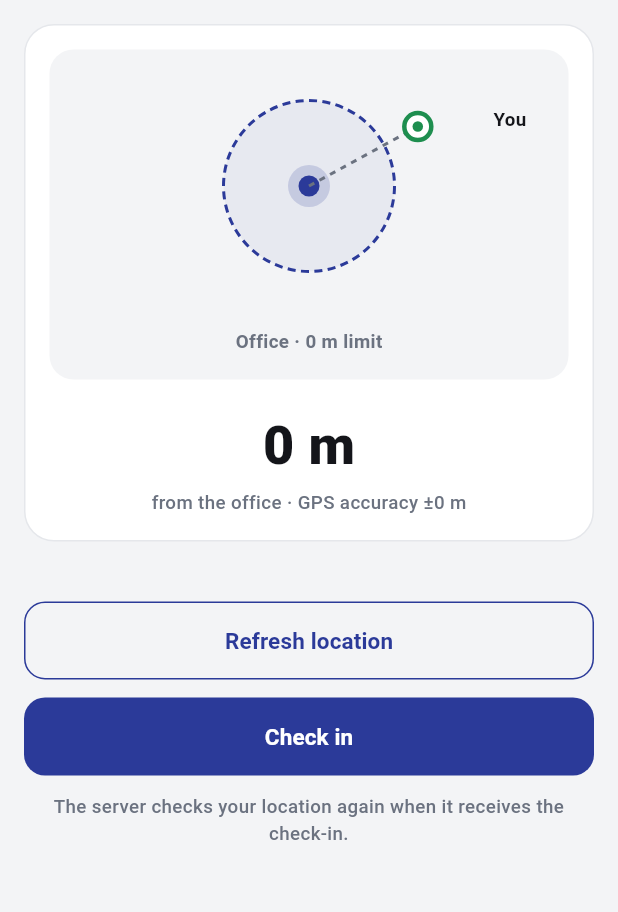
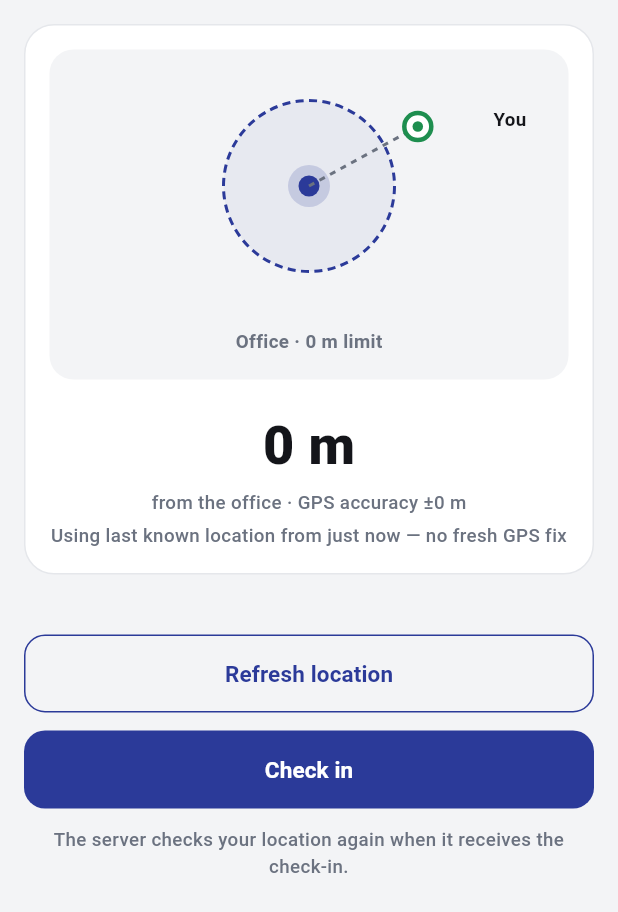
Before and after one commit to Azhar9645/REBS-HRM---Azharudheen, a Flutter app: the _ReadyContent widget shown alone on an empty page, opened directly with empty values, on a phone screen of 412 x 824 dp. Shown: the top 912 px of the screen. Run offline on Flutter 3.47's test engine with Material 3 defaults, Android fonts, the phone set to English and light mode, and no system bars; our stand-ins replace connectivity_plus, dio, equatable, flutter_bloc, geolocator, hive_flutter and 1 more; missing offline and left inert: shelf_router; accounts and stored records are empty; network calls fail.

Commit message:
REBS HRMS — Employee Workspace Completed

```diff
--- a/lib/core/network/location_service.dart
+++ b/lib/core/network/location_service.dart
@@ -20,12 +20,34 @@ class LocationService {
     };
   }
 
-  Future<Position> getCurrentPosition() => Geolocator.getCurrentPosition(
-    locationSettings: const LocationSettings(
-      accuracy: LocationAccuracy.high,
-      timeLimit: Duration(seconds: 15),
-    ),
-  );
+  /// How old the device's last known fix may be and still stand in for a
+  /// fresh one.
+  static const maxLastKnownAge = Duration(minutes: 10);
+
+  /// Returns a fresh fix, or — if none arrives within [timeLimit] — the
+  /// device's last known position when it is under [maxLastKnownAge] old.
+  /// Offline (e.g. airplane mode) the phone loses Wi-Fi/cell-assisted
+  /// positioning, and indoors a GPS-only fix often never arrives.
+  Future<({Position position, bool isLastKnown})> getCurrentPosition({
+    Duration timeLimit = const Duration(seconds: 15),
+  }) async {
+    try {
+      final position = await Geolocator.getCurrentPosition(
+        locationSettings: LocationSettings(
+          accuracy: LocationAccuracy.high,
+          timeLimit: timeLimit,
+        ),
+      );
+      return (position: position, isLastKnown: false);
+    } catch (_) {
+      final last = await Geolocator.getLastKnownPosition();
+      if (last != null &&
+          DateTime.now().difference(last.timestamp) <= maxLastKnownAge) {
+        return (position: last, isLastKnown: true);
+      }
+      rethrow;
+    }
+  }
 
   double distanceBetween({
     required double startLatitude,
--- a/lib/features/attendance/presentation/view/check_in_screen.dart
+++ b/lib/features/attendance/presentation/view/check_in_screen.dart
@@ -157,6 +157,15 @@ class _ReadyContent extends StatelessWidget {
                 '${state.gpsAccuracyMeters.round()} m',
                 style: AppTextStyles.caption,
               ),
+              if (state.lastKnownAt case final at?) ...[
+                const SizedBox(height: 4),
+                Text(
+                  'Using last known location from '
+                  '${_minutesAgo(at)} — no fresh GPS fix',
+                  textAlign: TextAlign.center,
+                  style: AppTextStyles.caption,
+                ),
+              ],
             ],
           ),
         ),
@@ -237,3 +246,12 @@ class _ReadyContent extends StatelessWidget {
     );
   }
 }
+
+String _minutesAgo(DateTime at) {
+  final minutes = DateTime.now().difference(at).inMinutes;
+  return switch (minutes) {
+    < 1 => 'just now',
+    1 => '1 min ago',
+    _ => '$minutes min ago',
+  };
+}
--- a/lib/features/attendance/presentation/viewmodel/check_in_bloc.dart
+++ b/lib/features/attendance/presentation/viewmodel/check_in_bloc.dart
@@ -6,6 +6,7 @@ import 'package:geolocator/geolocator.dart';
 import '../../../../core/data/local/employee_local_data_source.dart';
 import '../../../../core/data/models/attendance_event_dto.dart';
 import '../../../../core/models/attendance_record.dart';
+import '../../../../core/network/connectivity_service.dart';
 import '../../../../core/network/location_service.dart';
 import '../../data/attendance_repository.dart';
 import 'check_in_event.dart';
@@ -15,10 +16,12 @@ class CheckInBloc extends Bloc<CheckInEvent, CheckInState> {
   CheckInBloc({
     required AttendanceAction action,
     LocationService? locationService,
+    ConnectivityService? connectivity,
     AttendanceRepository? attendanceRepository,
     EmployeeLocalDataSource? employeeLocal,
   }) : _action = action,
        _location = locationService ?? LocationService(),
+       _connectivity = connectivity ?? ConnectivityService(),
        _repository = attendanceRepository ?? AttendanceRepository(),
        _employeeLocal = employeeLocal ?? EmployeeLocalDataSource(),
        super(const CheckInLocating()) {
@@ -29,6 +32,7 @@ class CheckInBloc extends Bloc<CheckInEvent, CheckInState> {
 
   final AttendanceAction _action;
   final LocationService _location;
+  final ConnectivityService _connectivity;
   final AttendanceRepository _repository;
   final EmployeeLocalDataSource _employeeLocal;
 
@@ -63,7 +67,15 @@ class CheckInBloc extends Bloc<CheckInEvent, CheckInState> {
     }
 
     try {
-      final position = await _location.getCurrentPosition();
+      // Offline, a fresh fix rarely arrives (no network-assisted location),
+      // so don't keep the user waiting long before falling back to the
+      // last known position.
+      final online = await _connectivity.isOnlineSafe();
+      final (:position, :isLastKnown) = await _location.getCurrentPosition(
+        timeLimit: online
+            ? const Duration(seconds: 15)
+            : const Duration(seconds: 6),
+      );
       _lastPosition = position;
 
       final distance = _location.distanceBetween(
@@ -80,6 +92,7 @@ class CheckInBloc extends Bloc<CheckInEvent, CheckInState> {
           distanceMeters: distance,
           officeRadiusMeters: office.radiusMeters,
           gpsAccuracyMeters: position.accuracy,
+          lastKnownAt: isLastKnown ? position.timestamp : null,
           excessMetersLastChecked: within ? null : distance - office.radiusMeters,
         ),
       );
--- a/lib/features/attendance/presentation/viewmodel/check_in_state.dart
+++ b/lib/features/attendance/presentation/viewmodel/check_in_state.dart
@@ -32,6 +32,7 @@ class CheckInReady extends CheckInState {
     required this.distanceMeters,
     required this.officeRadiusMeters,
     required this.gpsAccuracyMeters,
+    this.lastKnownAt,
     this.excessMetersLastChecked,
   });
 
@@ -39,6 +40,10 @@ class CheckInReady extends CheckInState {
   final double distanceMeters;
   final double officeRadiusMeters;
   final double gpsAccuracyMeters;
+
+  /// Set when no fresh fix arrived and the device's last known position
+  /// (taken at this time) was used instead.
+  final DateTime? lastKnownAt;
   final double? excessMetersLastChecked;
 
   bool get isWithinRange => distanceMeters <= officeRadiusMeters;
@@ -49,6 +54,7 @@ class CheckInReady extends CheckInState {
     distanceMeters,
     officeRadiusMeters,
     gpsAccuracyMeters,
+    lastKnownAt,
     excessMetersLastChecked,
   ];
 }
--- a/lib/features/leave/presentation/viewmodel/apply_leave_event.dart
+++ b/lib/features/leave/presentation/viewmodel/apply_leave_event.dart
@@ -50,7 +50,7 @@ class ApplyLeaveSubmitRequested extends ApplyLeaveEvent {
 
 /// Dispatched by the screen once, right after creating the bloc, with the
 /// result of a one-time connectivity check (submitting requires being
-/// online; see DEVELOPMENT_PLAN.md Phase 8).
+/// online).
 class ApplyLeaveConnectivityChanged extends ApplyLeaveEvent {
   const ApplyLeaveConnectivityChanged({required this.isOffline});
 
```
Also changed, not shown: 4 other files.
